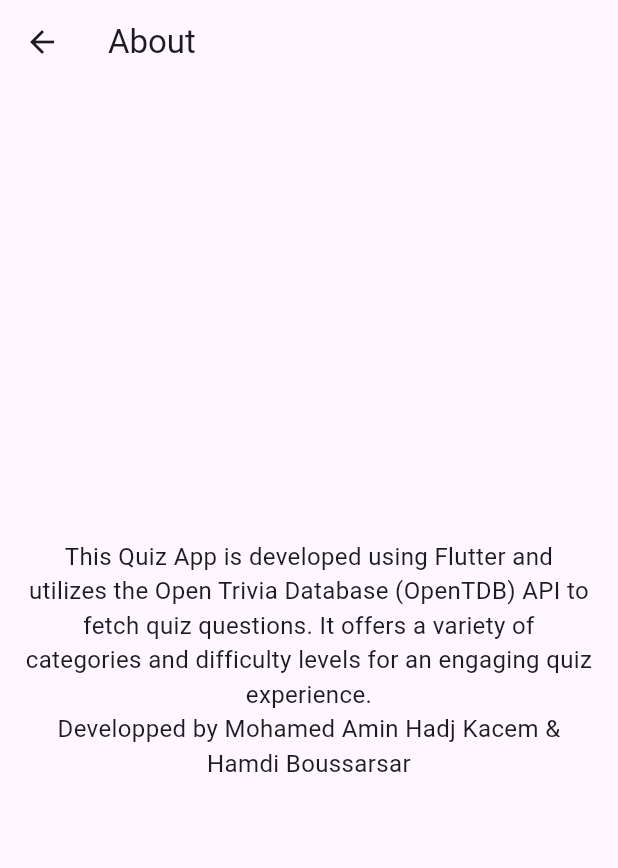
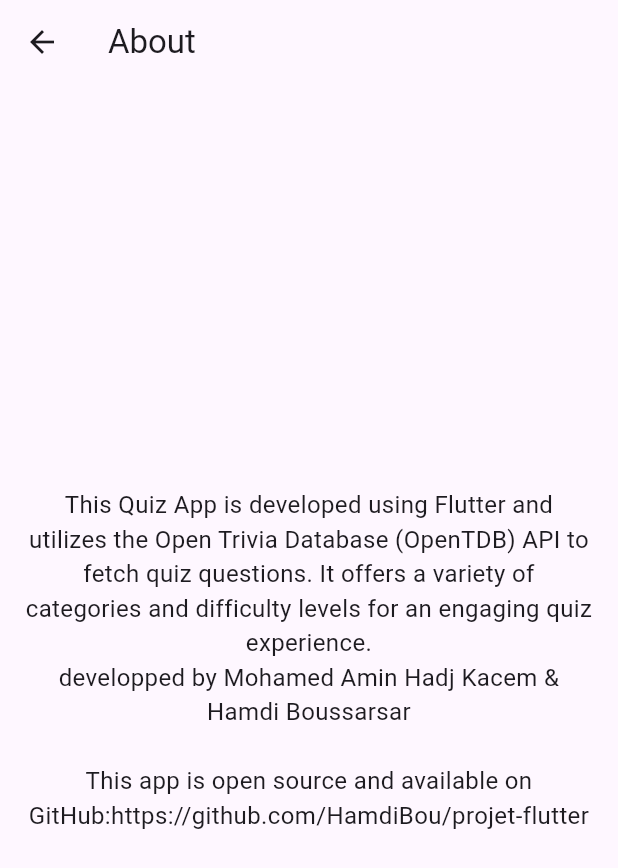
Before and after one commit to HamdiBou/projet-flutter, a Flutter app: the AboutScreen screen opened directly, on a phone screen of 412 x 824 dp. Shown: the top 868 px of the screen. Run offline on Flutter 3.47's test engine with Material 3 defaults, Android fonts, the phone set to English and light mode, and no system bars; our stand-ins replace audioplayers, flutter_local_notifications, html_unescape, shared_preferences, timezone, vibration; accounts and stored records are empty.

Commit message:
Update about screen to use localized text and add developer information

```diff
--- a/assets/translations/ar.json
+++ b/assets/translations/ar.json
@@ -20,5 +20,5 @@
   "notifications": "إشعارات",
   "sound": "صوت",
   "language": "اللغة",
-  "about_text": "تم تطوير تطبيق الاختبار هذا باستخدام Flutter ويستخدم واجهة برمجة تطبيقات Open Trivia Database (OpenTDB) لجلب أسئلة الاختبار. يقدم مجموعة متنوعة من الفئات ومستويات الصعوبة لتجربة اختبار جذابة."
+  "about_text": "تم تطوير تطبيق الاختبار هذا باستخدام Flutter ويستخدم واجهة برمجة تطبيقات Open Trivia Database (OpenTDB) لجلب أسئلة الاختبار. يقدم مجموعة متنوعة من الفئات ومستويات الصعوبة لتجربة اختبار جذابة.\n \nتم تطويره بقبل محمد أمين الحاج قاسم & حمدي بوصرصار\n\nهذا التطبيق مفتوح المصدر ومتوفر على GitHub:https://github.com/HamdiBou/projet-flutter"
 }
--- a/assets/translations/en.json
+++ b/assets/translations/en.json
@@ -20,5 +20,5 @@
   "notifications": "Notifications",
   "sound": "Sound",
   "language": "Language",
-  "about_text": "This Quiz App is developed using Flutter and utilizes the Open Trivia Database (OpenTDB) API to fetch quiz questions. It offers a variety of categories and difficulty levels for an engaging quiz experience."
+  "about_text": "This Quiz App is developed using Flutter and utilizes the Open Trivia Database (OpenTDB) API to fetch quiz questions. It offers a variety of categories and difficulty levels for an engaging quiz experience.\ndevelopped by Mohamed Amin Hadj Kacem & Hamdi Boussarsar\n\nThis app is open source and available on GitHub:https://github.com/HamdiBou/projet-flutter"
 }
--- a/assets/translations/fr.json
+++ b/assets/translations/fr.json
@@ -20,5 +20,5 @@
   "notifications": "Notifications",
   "sound": "Son",
   "language": "Langue",
-  "about_text": "Cette application de quiz est développée en utilisant Flutter et utilise l'API Open Trivia Database (OpenTDB) pour récupérer les questions du quiz. Elle offre une variété de catégories et de niveaux de difficulté pour une expérience de quiz engageante."
+  "about_text": "Cette application de quiz est développée en utilisant Flutter et utilise l'API Open Trivia Database (OpenTDB) pour récupérer les questions du quiz. Elle offre une variété de catégories et de niveaux de difficulté pour une expérience de quiz engageante.\ndéveloppé par Mohamed Amin Hadj Kacem & Hamdi Boussarsar\n\nCette application est open source et disponible sur GitHub:https://github.com/HamdiBou/projet-flutter"
 }
--- a/lib/screens/about_screen.dart
+++ b/lib/screens/about_screen.dart
@@ -1,4 +1,5 @@
 import 'package:flutter/material.dart';
+import '../services/localization_service.dart';
 
 class AboutScreen extends StatelessWidget {
   const AboutScreen({super.key});
@@ -9,11 +10,11 @@ class AboutScreen extends StatelessWidget {
       appBar: AppBar(
         title: const Text('About'),
       ),
-      body: const Center(
+      body: Center(
         child: Padding(
           padding: EdgeInsets.all(16.0),
           child: Text(
-            'This Quiz App is developed using Flutter and utilizes the Open Trivia Database (OpenTDB) API to fetch quiz questions. It offers a variety of categories and difficulty levels for an engaging quiz experience.\nDevelopped by Mohamed Amin Hadj Kacem & Hamdi Boussarsar',
+            LocalizationService.of(context)!.translate('about_text'),
             style: TextStyle(fontSize: 16),
             textAlign: TextAlign.center,
           ),
```
Also changed, not shown: 2 other files.
